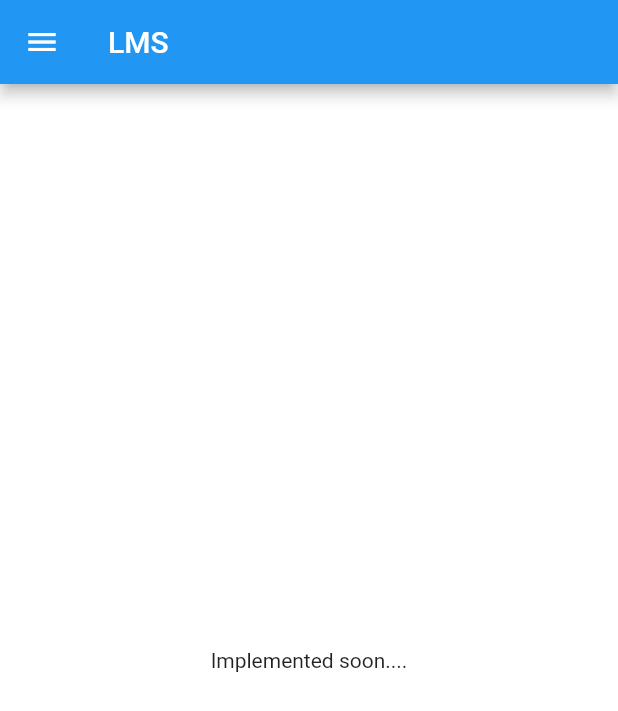
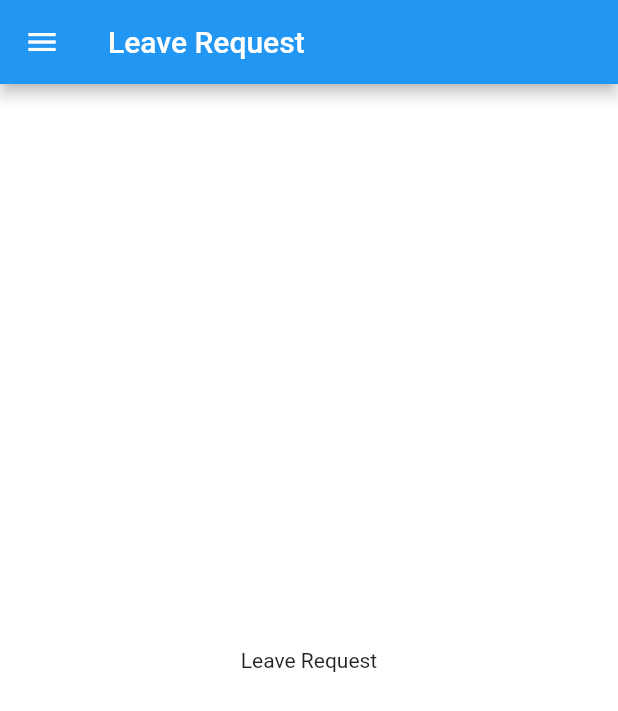
Before and after one commit to sakthi-dotcom/ah_lms_flutter, a Flutter app: the LeaveRequest screen opened directly, on a phone screen of 412 x 824 dp. Shown: the top 711 px of the screen. Run offline on Flutter 3.47's test engine with Material 2 defaults, Android fonts, the phone set to English and light mode, and no system bars.

Commit message:
updated app bar title name and page name.

```diff
--- a/lib/sidebar/apply_leave.dart
+++ b/lib/sidebar/apply_leave.dart
@@ -17,13 +17,14 @@ class _ApplyLeaveState extends State<ApplyLeave> {
       drawer:  SideBar(),
       appBar: AppBar(
         title:  Text(
-            appName
+            app_leave
         ),
       ),
       body: Center(
         child: Column(
           mainAxisAlignment: MainAxisAlignment.center,
           children: [
+            Text("Apply Your leave here..")
           ],
         ),
       ),
--- a/lib/sidebar/aug_family.dart
+++ b/lib/sidebar/aug_family.dart
@@ -16,15 +16,15 @@ class _AugustaFamilyState extends State<AugustaFamily> {
       backgroundColor: Colors.white,
       drawer:  SideBar(),
       appBar: AppBar(
-        title:  Text(
-            appName
+        title:  const Text(
+            Aug_fam
         ),
       ),
       body: Center(
         child: Column(
           mainAxisAlignment: MainAxisAlignment.center,
           children: [
-            Text("Implemented soon....")
+            Text("Augusta Family")
           ],
         ),
       ),
--- a/lib/sidebar/leave_request.dart
+++ b/lib/sidebar/leave_request.dart
@@ -16,15 +16,15 @@ class _LeaveRequestState extends State<LeaveRequest> {
       backgroundColor: Colors.white,
       drawer:  SideBar(),
       appBar: AppBar(
-        title:  Text(
-            appName
+        title:  const Text(
+            lev_req
         ),
       ),
       body: Center(
         child: Column(
           mainAxisAlignment: MainAxisAlignment.center,
-          children: [
-            Text("Implemented soon....")
+          children: const [
+            Text("Leave Request")
           ],
         ),
       ),
--- a/lib/sidebar/my_leave.dart
+++ b/lib/sidebar/my_leave.dart
@@ -16,15 +16,15 @@ class _MyLeaveState extends State<MyLeave> {
       backgroundColor: Colors.white,
       drawer:  SideBar(),
       appBar: AppBar(
-        title:  Text(
-            appName
+        title:  const Text(
+            my_leave
         ),
       ),
       body: Center(
         child: Column(
           mainAxisAlignment: MainAxisAlignment.center,
-          children: [
-            Text("Implemented soon....")
+          children: const [
+            Text("My Leave")
           ],
         ),
       ),
```
Also changed, not shown: lib/sidebar/aug_holidays.dart (+4 -4 lines), lib/sidebar/change_password.dart (+4 -4 lines), lib/sidebar/profile.dart (+5 -5 lines).
